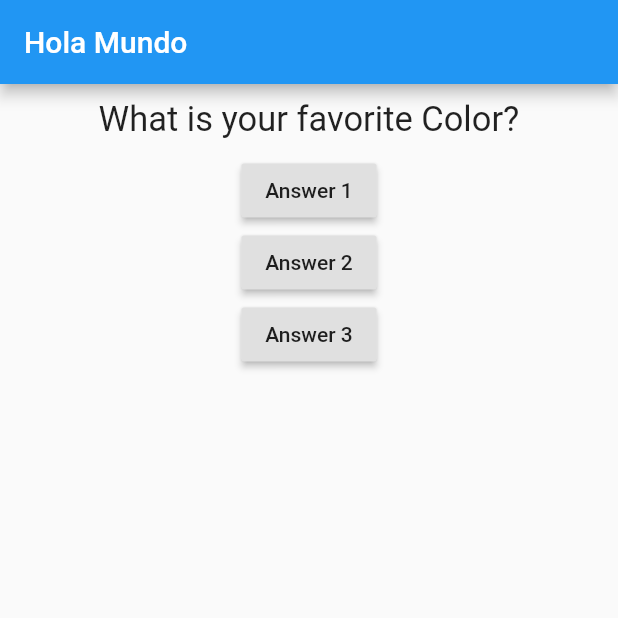
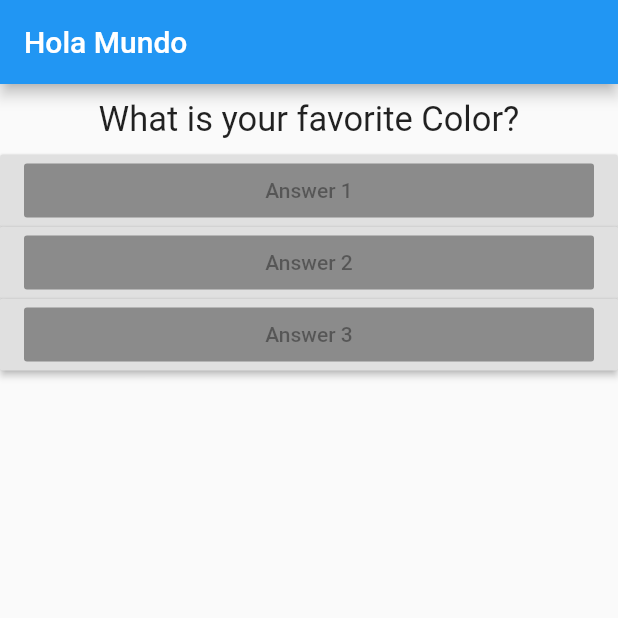
Before and after one commit to jarg021/Flutter, a Flutter app: the screen it shows after launch, on a phone screen of 412 x 824 dp, the top half of it. Run offline on Flutter 3.47's test engine with Material 2 defaults, Android fonts, the phone set to English and light mode, and no system bars.

Commit message:
Add answer

```diff
--- /dev/null
+++ b/lib/answer.dart
@@ -0,0 +1,19 @@
+import 'package:flutter/material.dart';
+
+class Answer extends StatelessWidget {
+  var _text;
+  Answer(text){
+    _text=text;
+  }
+  @override
+  Widget build(BuildContext context) {
+    return Container(
+      width: double.infinity,
+      child: RaisedButton(
+        child: Text(_text),
+        color: Colors.lightBlue,
+        onPressed: null,
+      ),
+    );
+  }
+}
--- a/lib/main.dart
+++ b/lib/main.dart
@@ -1,5 +1,6 @@
 import 'package:flutter/material.dart';
 import './questions.dart';
+import './answer.dart';
 void main() {
   runApp(MyApp());
 }
@@ -36,10 +37,10 @@ class _MyappState extends State<MyApp> {
         ),
         body: Column(children: [
           Questions(_questions[indexQuestion]),
-          RaisedButton(child: Text("Answer 1"), onPressed: _answerQuetion),
-          RaisedButton(child: Text("Answer 2"), onPressed: _answerQuetion),
+          RaisedButton(child: Answer("Answer 1"), onPressed: _answerQuetion),
+          RaisedButton(child: Answer("Answer 2"), onPressed: _answerQuetion),
           RaisedButton(
-            child: Text("Answer 3"),
+            child: Answer("Answer 3"),
             onPressed: (_answerQuetion),
           ),
         ]),
```
